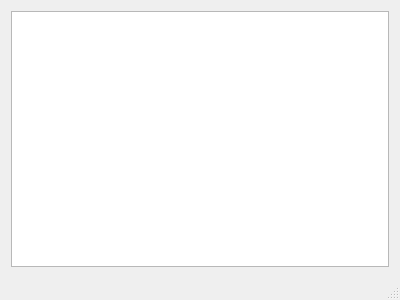
Qt form Blok/mainwindow.ui (sandroandrade/blok) before a commit.
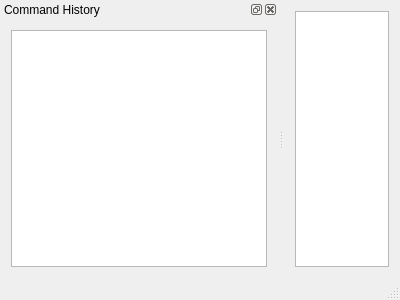
The same form after that commit.

Commit message: Add final version with working commands

What changed in the file:
```diff
--- a/Blok/mainwindow.ui
+++ b/Blok/mainwindow.ui
@@ -38,6 +38,21 @@
    </property>
   </widget>
   <widget class="QStatusBar" name="statusBar"/>
+  <widget class="QDockWidget" name="dockWidget">
+   <property name="windowTitle">
+    <string>Command History</string>
+   </property>
+   <attribute name="dockWidgetArea">
+    <number>1</number>
+   </attribute>
+   <widget class="QWidget" name="dockWidgetContents">
+    <layout class="QGridLayout" name="gridLayout_2">
+     <item row="0" column="0">
+      <widget class="QUndoView" name="undoView"/>
+     </item>
+    </layout>
+   </widget>
+  </widget>
  </widget>
  <layoutdefault spacing="6" margin="11"/>
  <resources/>
```
The commit also changes 8 other files.
